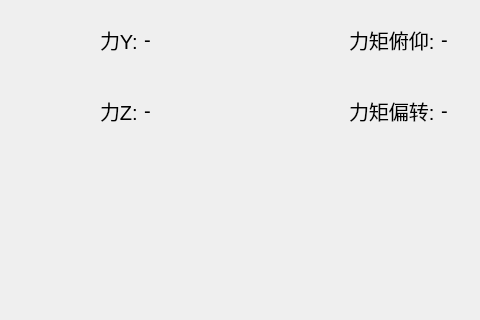
First picture: the form in include/DeviceWidget.ui, repository Ethan-Hu-min/OvaSim, before the edit; both pictures show x 0 to 480 and y 480 to 800 of the 1200 by 800 pixel window.
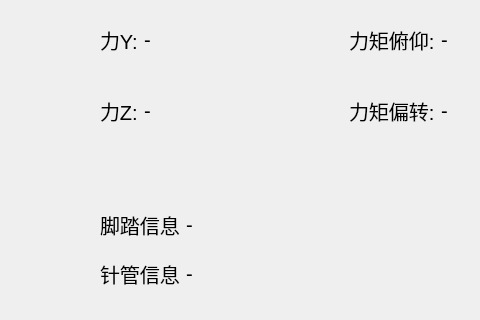
Second picture: the form after the edit.

```diff
--- a/include/DeviceWidget.ui
+++ b/include/DeviceWidget.ui
@@ -675,6 +675,74 @@
     <string>启动力反馈</string>
    </property>
   </widget>
+  <widget class="QWidget" name="">
+   <property name="geometry">
+    <rect>
+     <x>100</x>
+     <y>690</y>
+     <width>211</width>
+     <height>91</height>
+    </rect>
+   </property>
+   <layout class="QVBoxLayout" name="verticalLayout_2">
+    <item>
+     <layout class="QFormLayout" name="formLayout_16">
+      <item row="0" column="0">
+       <widget class="QLabel" name="label_26">
+        <property name="font">
+         <font>
+          <pointsize>15</pointsize>
+         </font>
+        </property>
+        <property name="text">
+         <string>脚踏信息</string>
+        </property>
+       </widget>
+      </item>
+      <item row="0" column="1">
+       <widget class="QLabel" name="device_foot">
+        <property name="font">
+         <font>
+          <pointsize>15</pointsize>
+         </font>
+        </property>
+        <property name="text">
+         <string>-</string>
+        </property>
+       </widget>
+      </item>
+     </layout>
+    </item>
+    <item>
+     <layout class="QFormLayout" name="formLayout_17">
+      <item row="0" column="0">
+       <widget class="QLabel" name="label_27">
+        <property name="font">
+         <font>
+          <pointsize>15</pointsize>
+         </font>
+        </property>
+        <property name="text">
+         <string>针管信息</string>
+        </property>
+       </widget>
+      </item>
+      <item row="0" column="1">
+       <widget class="QLabel" name="device_needle">
+        <property name="font">
+         <font>
+          <pointsize>15</pointsize>
+         </font>
+        </property>
+        <property name="text">
+         <string>-</string>
+        </property>
+       </widget>
+      </item>
+     </layout>
+    </item>
+   </layout>
+  </widget>
  </widget>
  <resources/>
  <connections/>
```
